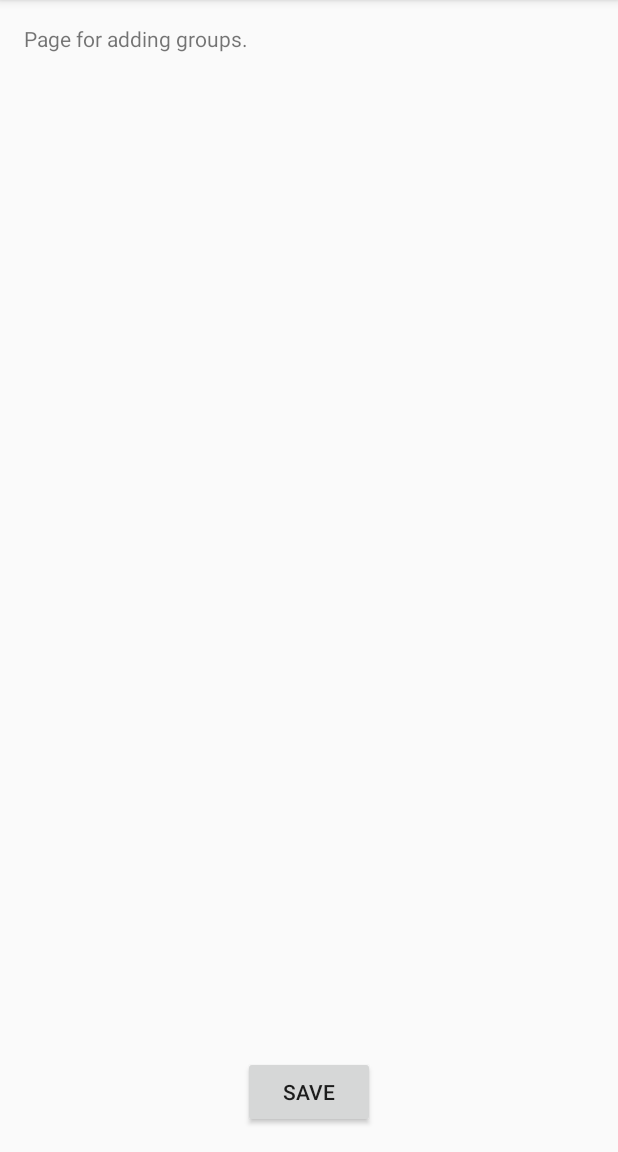
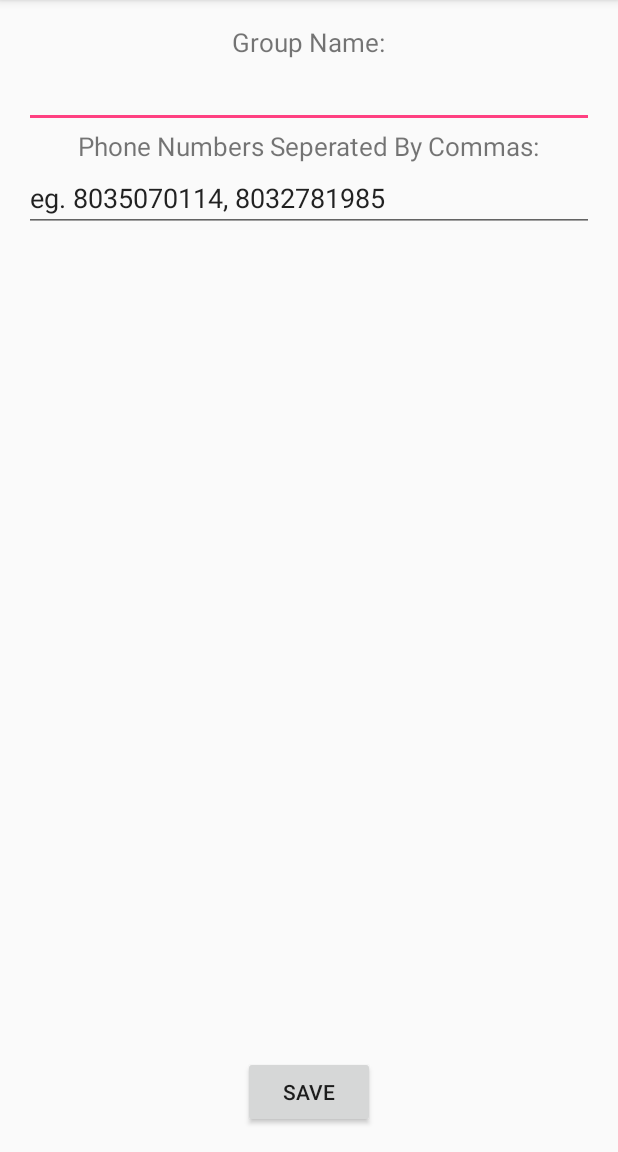
Before and after one commit to awardnasc/Broadcastr, an Android app: the addGroupActivity screen opened directly, with no data from a screen before it, on a phone screen of 412 x 824 dp, the part 84-1236 px from its top. Run offline under Robolectric (Android 15) with nearby library versions, the phone set to English and light mode, and no system bars.

Commit message:
Add places to add phone numbers and the group name. Stable

```diff
--- a/app/src/main/java/com/test/alexward/broadcastr/addGroupActivity.java
+++ b/app/src/main/java/com/test/alexward/broadcastr/addGroupActivity.java
@@ -5,29 +5,30 @@ import android.support.v7.app.AppCompatActivity;
 import android.os.Bundle;
 import android.view.View;
 import android.widget.Button;
+import android.widget.EditText;
 
 public class addGroupActivity extends AppCompatActivity {
+    String phoneNums;
+    String groupName;
+    EditText nums;
+    EditText name;
 
     @Override
     protected void onCreate(Bundle savedInstanceState) {
         super.onCreate(savedInstanceState);
         setContentView(R.layout.activity_add_group);
-/*
-FloatingActionButton fab = (FloatingActionButton) findViewById(R.id.fab);
-        fab.setOnClickListener(new View.OnClickListener() {
-            @Override
-            public void onClick(View v) {
-                Intent myIntent = new Intent(v.getContext(), addGroupActivity.class);
-                startActivity(myIntent);
-            }
-        });
- */
+        name = (EditText)findViewById(R.id.editText);
+        nums = (EditText)findViewById(R.id.editText3);
+
         Button butt = (Button) findViewById(R.id.Save);
             butt.setOnClickListener(new View.OnClickListener(){
                 @Override
                 public void onClick (View v){
+                    groupName = name.getText().toString();
+                    phoneNums = nums.getText().toString();
                     Intent myIntent = new Intent(v.getContext(), MainActivity.class);
                     startActivity(myIntent);
+
                 }
             });
 
--- a/app/src/main/res/layout/activity_add_group.xml
+++ b/app/src/main/res/layout/activity_add_group.xml
@@ -10,15 +10,6 @@
     android:paddingTop="@dimen/activity_vertical_margin"
     tools:context="com.test.alexward.broadcastr.addGroupActivity">
 
-    <TextView
-        android:text="@string/pageAddStr"
-        android:layout_width="wrap_content"
-        android:layout_height="wrap_content"
-        android:layout_alignParentTop="true"
-        android:layout_alignParentLeft="true"
-        android:layout_alignParentStart="true"
-        android:id="@+id/textView" />
-
     <Button
         android:text="@string/save"
         android:layout_width="wrap_content"
@@ -26,4 +17,47 @@
         android:layout_alignParentBottom="true"
         android:layout_centerHorizontal="true"
         android:id="@+id/Save" />
+
+    <TextView
+        android:text="Group Name:"
+        android:layout_width="wrap_content"
+        android:layout_height="wrap_content"
+        android:id="@+id/textView"
+        android:layout_alignParentTop="true"
+        android:layout_centerHorizontal="true"
+        android:textSize="17sp" />
+
+    <EditText
+        android:layout_width="wrap_content"
+        android:layout_height="wrap_content"
+        android:inputType="textPersonName"
+        android:ems="10"
+        android:id="@+id/editText"
+        android:layout_below="@+id/textView"
+        android:layout_alignParentLeft="true"
+        android:layout_alignParentStart="true"
+        android:layout_alignParentRight="true"
+        android:layout_alignParentEnd="true" />
+
+    <TextView
+        android:text="Phone Numbers Seperated By Commas:"
+        android:layout_width="wrap_content"
+        android:layout_height="wrap_content"
+        android:layout_below="@+id/editText"
+        android:layout_centerHorizontal="true"
+        android:id="@+id/textView3"
+        android:textSize="17sp" />
+
+    <EditText
+        android:layout_width="wrap_content"
+        android:layout_height="wrap_content"
+        android:inputType="textPersonName"
+        android:text="eg. 8035070114, 8032781985"
+        android:ems="10"
+        android:id="@+id/editText3"
+        android:layout_below="@+id/textView3"
+        android:layout_alignParentLeft="true"
+        android:layout_alignParentStart="true"
+        android:layout_alignParentRight="true"
+        android:layout_alignParentEnd="true" />
 </RelativeLayout>
```
